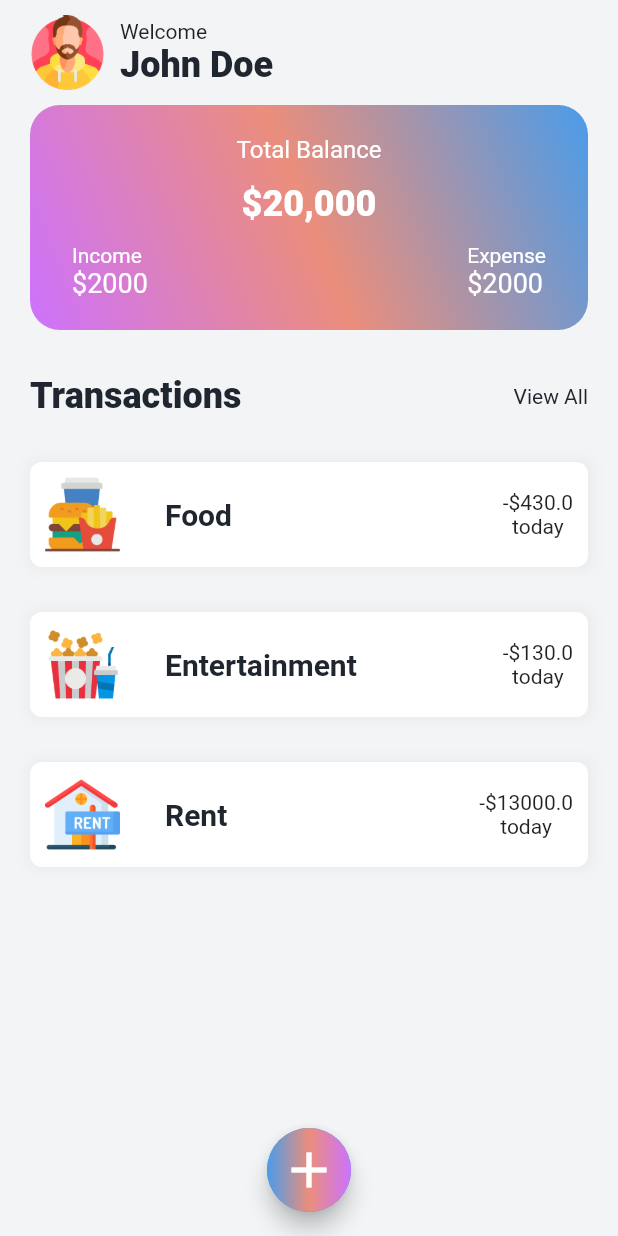
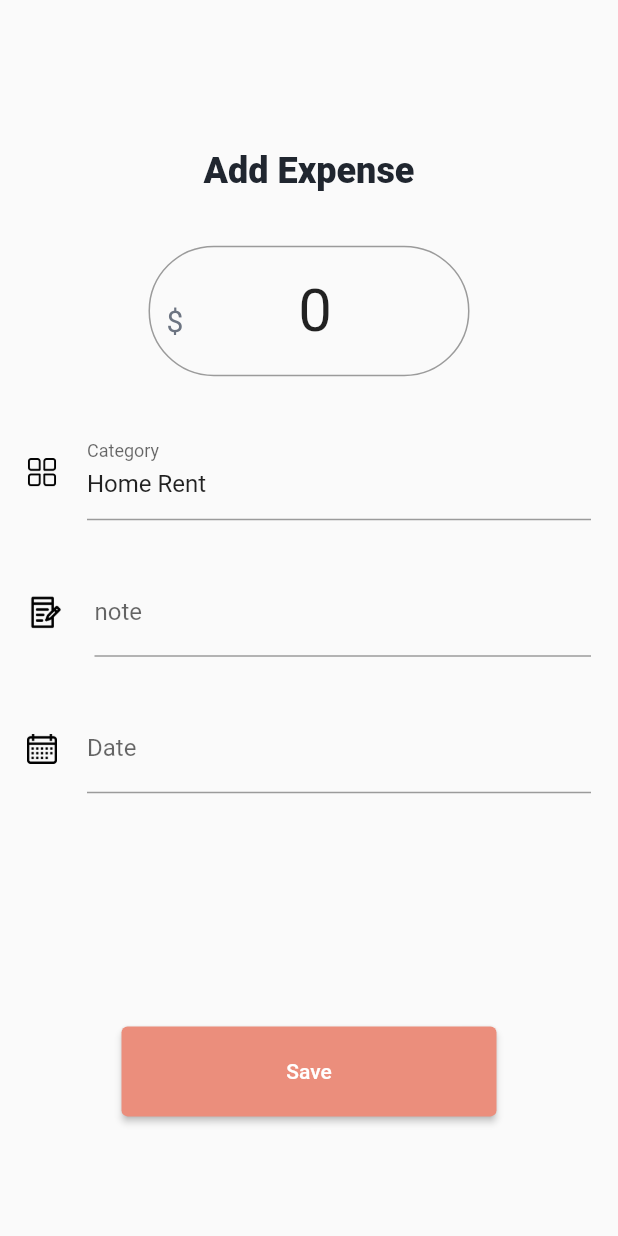
Before and after one commit to sajidsalu/expense_tracker, a Flutter app: the screen it shows after launch, after a tap on the "add" icon, on a phone screen of 412 x 824 dp. Run offline on Flutter 3.47's test engine with Material 2 defaults, Android fonts, the phone set to English and light mode, and no system bars.

Commit message:
add expense

```diff
--- a/lib/main.dart
+++ b/lib/main.dart
@@ -8,23 +8,10 @@ void main() {
 class MyApp extends StatelessWidget {
   const MyApp({Key? key}) : super(key: key);
 
-  // This widget is the root of your application.
   @override
   Widget build(BuildContext context) {
-    return MaterialApp(
-      title: 'Flutter Demo',
-      theme: ThemeData(
-        // This is the theme of your application.
-        //
-        // Try running your application with "flutter run". You'll see the
-        // application has a blue toolbar. Then, without quitting the app, try
-        // changing the primarySwatch below to Colors.green and then invoke
-        // "hot reload" (press "r" in the console where you ran "flutter run",
-        // or simply save your changes to "hot reload" in a Flutter IDE).
-        // Notice that the counter didn't reset back to zero; the application
-        // is not restarted.
-      ),
-      home: const HomeScreen(),
+    return const MaterialApp(
+      home:  HomeScreen(),
     );
   }
 }
--- /dev/null
+++ b/lib/modules/expense/create/create_expense.dart
@@ -0,0 +1,165 @@
+import 'package:expense_tracker/constants/colors.dart';
+import 'package:expense_tracker/constants/styles.dart';
+import 'package:flutter/material.dart';
+import 'package:intl/intl.dart';
+class CreateExpense extends StatefulWidget {
+  const CreateExpense({Key? key}) : super(key: key);
+
+  @override
+  State<CreateExpense> createState() => _CreateExpenseState();
+}
+
+class _CreateExpenseState extends State<CreateExpense> {
+  List<String> list = <String>['Home Rent', 'Entertainment', 'Bills','Recharge','food'];
+  String dropdownValue = "";
+  TextEditingController dateInput = TextEditingController();
+
+  @override
+  void initState() {
+    // TODO: implement initState
+    super.initState();
+    dropdownValue = list.first;
+    dateInput.text = "";
+  }
+  @override
+  Widget build(BuildContext context) {
+    return Scaffold(
+      resizeToAvoidBottomInset : false,
+      body: SafeArea(
+        child: Container(
+          padding: EdgeInsets.symmetric(horizontal: 10,vertical: 10),
+          child: Column(
+            mainAxisAlignment: MainAxisAlignment.spaceAround,
+            children: [
+              Column(
+                children: [
+                  Container(
+                    margin: EdgeInsets.symmetric(horizontal: 10,vertical: 20),
+                    child:Text("Add Expense", style: TextStyles.h1Dark,),
+                  ),
+                  SizedBox(
+                    width: 250,
+                    child: Padding(
+                      padding: const EdgeInsets.symmetric(horizontal: 18, vertical: 16),
+                      child: TextFormField(
+                        textAlign: TextAlign.center,
+                        initialValue: '0',
+                        maxLines: 1,
+                        keyboardType: TextInputType.number,
+                        style: const TextStyle(fontSize: 40),
+                        decoration: const InputDecoration(
+                          border: OutlineInputBorder(borderRadius: BorderRadius.all(Radius.circular(50))),
+                          prefix: Text("\$"),
+                          prefixStyle: TextStyle(fontSize: 20, color:AppColors.grey),
+                        ),
+                      ),
+                    ),
+                  ),
+                  Padding(
+                    padding: const EdgeInsets.symmetric(horizontal: 8, vertical: 16),
+                    child: Row(
+                      children: [
+                        Image.asset("assets/images/category.png",height: 20,width: 20,),
+                        SizedBox(width: 20,),
+                        Expanded(
+                          child: DropdownButtonFormField<String>(
+                            iconSize: 0,
+                            value: dropdownValue,
+                            decoration: const InputDecoration(
+                              border: UnderlineInputBorder(),
+                              labelText:"Category",
+                            ),
+                            onChanged: (String? value) {
+                              // This is called when the user selects an item.
+                              setState(() {
+                                dropdownValue = value!;
+                              });
+                            },
+                            items: list.map<DropdownMenuItem<String>>((String value) {
+                              return DropdownMenuItem<String>(
+                                value: value,
+                                child: Text(value),
+                              );
+                            }).toList(),
+                          ),
+                        ),
+                      ],
+                    ),
+                  ),
+                  Padding(
+                    padding: const EdgeInsets.symmetric(horizontal: 8, vertical: 16),
+                    child: Row(
+                      children: [
+                        Image.asset("assets/images/edit-info.png",height: 25,width: 25,),
+                        SizedBox(width: 20,),
+                        Expanded(
+                          child: TextFormField(
+                            decoration: const InputDecoration(
+                              border: UnderlineInputBorder(),
+                              labelText: 'note',
+                            ),
+                          ),
+                        ),
+                      ],
+                    ),
+                  ),
+                  Padding(
+                    padding: const EdgeInsets.symmetric(horizontal: 8, vertical: 16),
+                    child: Row(
+                      children: [
+                        Image.asset("assets/images/calendar.png",height: 20,width: 20,),
+                        SizedBox(width: 20,),
+                        Expanded(
+                          child: TextFormField(
+                              controller: dateInput,
+                            onTap: () async {
+                              DateTime? pickedDate = await showDatePicker(
+                                  context: context,
+                                  initialDate: DateTime.now(),
+                                  firstDate: DateTime(1950),
+                                  //DateTime.now() - not to allow to choose before today.
+                                  lastDate: DateTime(2100));
+
+                              if (pickedDate != null) {
+                                String formattedDate = DateFormat('yyyy-MM-dd').format(pickedDate);
+                                setState(() {
+                                  dateInput.text =
+                                      formattedDate; //set output date to TextField value.
+                                });
+                              } else {}
+                            },
+                            textInputAction: TextInputAction.none,
+                            keyboardType: TextInputType.none,
+                            readOnly: true,
+                            decoration: const InputDecoration(
+                              border: UnderlineInputBorder(),
+                              labelText: 'Date',
+                            ),
+                          ),
+                        ),
+                      ],
+                    ),
+                  ),
+                ]
+              ),
+              SizedBox(
+                width: 250,
+                height: 60,
+                child: ElevatedButton(
+                  style: ButtonStyle(
+                          backgroundColor: MaterialStateProperty.all<Color>(
+                              AppColors.primaryRed),
+                          foregroundColor: MaterialStateProperty.all<Color>(
+                              AppColors.white),
+                  ),
+                  onPressed: () {},
+                  child: const Text('Save'),
+                ),
+              ),
+            ],
+          ),
+        ),
+      ),
+    );
+  }
+}
--- a/lib/modules/home/home.dart
+++ b/lib/modules/home/home.dart
@@ -1,9 +1,11 @@
 import 'package:expense_tracker/constants/colors.dart';
 import 'package:expense_tracker/constants/styles.dart';
+import 'package:expense_tracker/modules/expense/create/create_expense.dart';
 import 'package:expense_tracker/modules/home/dashboard_card.dart';
 import 'package:expense_tracker/modules/home/transaction-card.dart';
 import 'package:flutter/material.dart';
 import 'dart:ui' as ui;
+
 
 class HomeScreen extends StatefulWidget {
   const HomeScreen({Key? key}) : super(key: key);
@@ -33,7 +35,13 @@ class _HomeScreenState extends State<HomeScreen> {
                 AppColors.primaryViolet,])
           ),
         ),
-        onPressed: () {},
+        onPressed: () {
+          Navigator.of(context).push(
+            MaterialPageRoute(
+              builder: (context) => const CreateExpense(),
+            ),
+          );
+        },
       ),
       body: SafeArea(
         child: Container(
--- a/pubspec.yaml
+++ b/pubspec.yaml
@@ -29,11 +29,12 @@ environment:
 dependencies:
   flutter:
     sdk: flutter
-
+  intl: ^0.17.0
 
   # The following adds the Cupertino Icons font to your application.
   # Use with the CupertinoIcons class for iOS style icons.
   cupertino_icons: ^1.0.2
+
 
 dev_dependencies:
   flutter_test:
```
Also changed, not shown: assets/images/calendar.png (added), assets/images/category.png (added), assets/images/edit-info.png (added), pubspec.lock.
